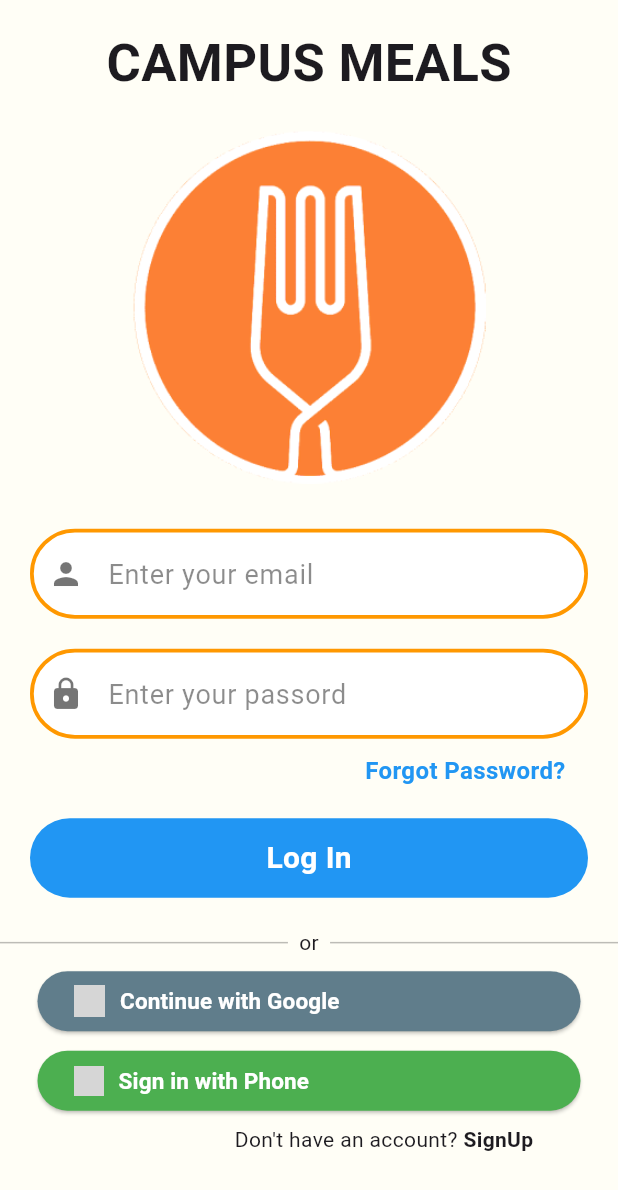
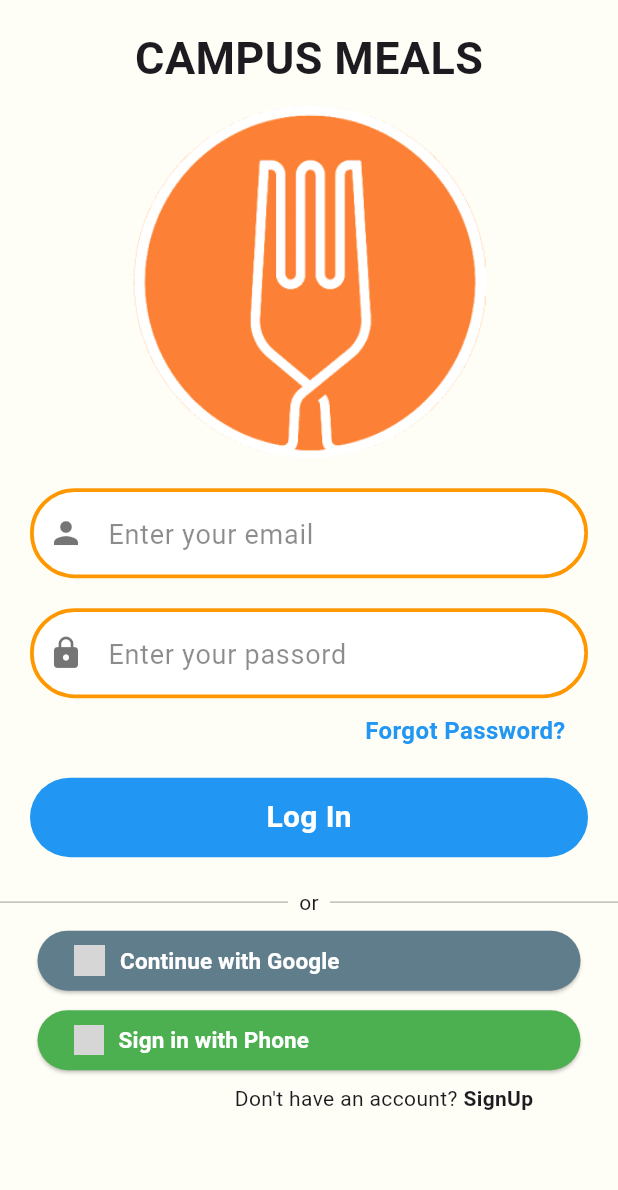
Before and after one commit to Vudangkhoa0910/Campus_Meal, a Flutter app: the LoginScreen screen opened directly, on a phone screen of 412 x 824 dp. Shown: the top 1190 px of the screen. Run offline on Flutter 3.47's test engine with Material 3 defaults, Android fonts, the phone set to English and light mode, and no system bars; our stand-ins replace cloud_firestore, dropdown_button2, firebase_auth, firebase_core, firebase_storage, flutter_map and 10 more; missing offline and left inert: mobile_scanner, qr_code_scanner; accounts and stored records are empty; generated files the repository leaves out were written again; network calls fail; grey boxes are pictures that could not be loaded.

Commit message:
update login.dart change_new_interface v3

```diff
--- a/lib/screens/login.dart
+++ b/lib/screens/login.dart
@@ -75,16 +75,16 @@ class _SignupScreenState extends State<LoginScreen> {
               const Text(
                   "CAMPUS MEALS",
                   style: TextStyle(
-                    fontSize: 35,
+                    fontSize: 30,
                     fontWeight: FontWeight.bold,
                   ),
                 ),
-              const SizedBox(height: 20),
+              const SizedBox(height: 10),
               SizedBox(
                 height: height / 3.5,
                 child: Image.asset('assets/splash_screen.png'),
               ),
-              const SizedBox(height: 20),
+              const SizedBox(height: 10),
               TextFieldInput(
                 icon: Icons.person,
                 textEditingController: emailController,
```
